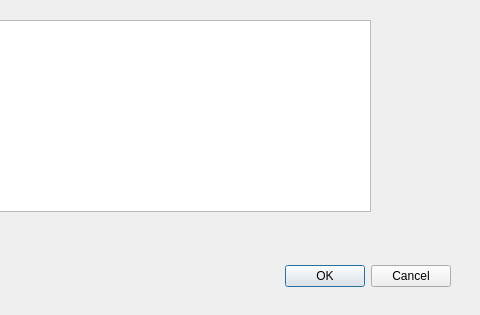
code-arter/radiometer-GUI, file GUI/atmosadddialog.ui: the form before one commit; both pictures show x 260 to 740 and y 0 to 315 of the 740 by 315 pixel window.
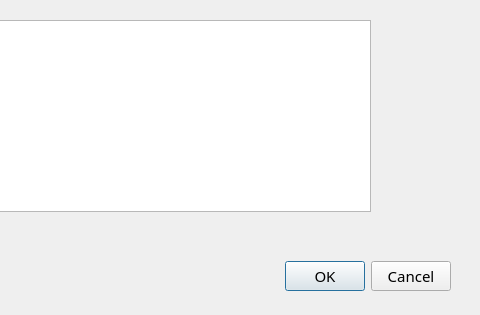
The form after the commit.

What changed in the file:
```diff
--- a/GUI/atmosadddialog.ui
+++ b/GUI/atmosadddialog.ui
@@ -10,6 +10,12 @@
     <height>315</height>
    </rect>
   </property>
+  <property name="font">
+   <font>
+    <family>宋体</family>
+    <pointsize>11</pointsize>
+   </font>
+  </property>
   <property name="windowTitle">
    <string>Dialog</string>
   </property>
```
